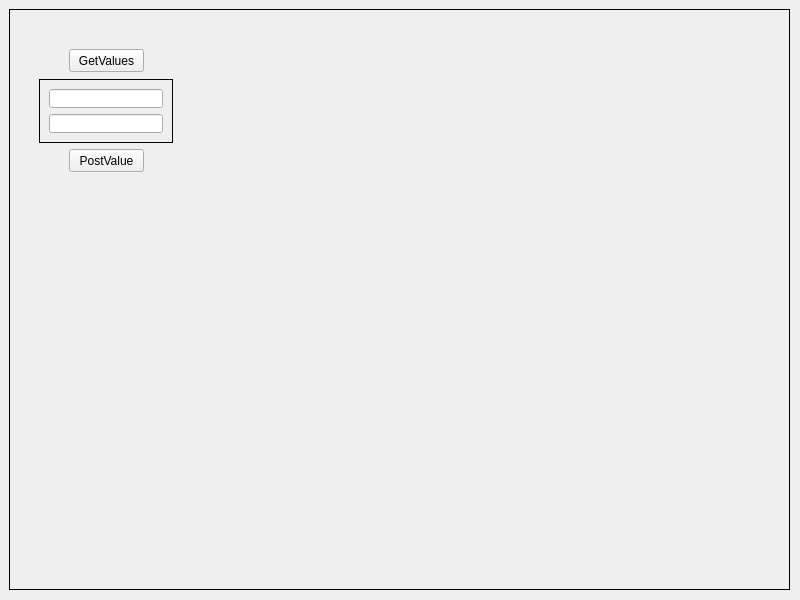
The window that DevKonsole.ui (nhatlam96/gui-xtraktor) describes before a commit, drawn with Qt 5.
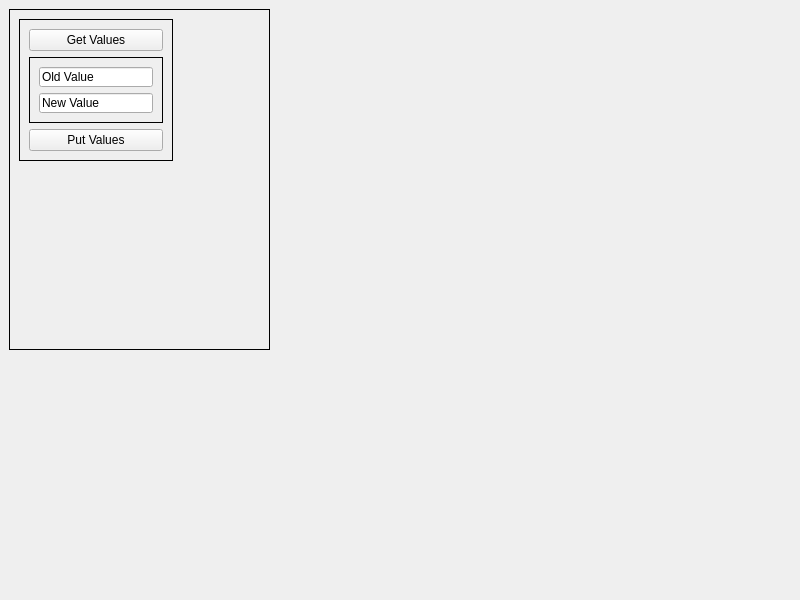
The same window after the commit.

Commit message: unbedeutend dev konsole...

Patch:
```diff
--- a/DevKonsole.ui
+++ b/DevKonsole.ui
@@ -19,8 +19,8 @@
      <rect>
       <x>9</x>
       <y>9</y>
-      <width>781</width>
-      <height>581</height>
+      <width>261</width>
+      <height>341</height>
      </rect>
     </property>
     <property name="frameShape">
@@ -29,39 +29,13 @@
     <property name="frameShadow">
      <enum>QFrame::Plain</enum>
     </property>
-    <widget class="QPushButton" name="pushButton">
+    <widget class="QFrame" name="frame_3">
      <property name="geometry">
       <rect>
-       <x>60</x>
-       <y>40</y>
-       <width>75</width>
-       <height>23</height>
-      </rect>
-     </property>
-     <property name="text">
-      <string>GetValues</string>
-     </property>
-    </widget>
-    <widget class="QPushButton" name="pushButton_2">
-     <property name="geometry">
-      <rect>
-       <x>60</x>
-       <y>140</y>
-       <width>75</width>
-       <height>23</height>
-      </rect>
-     </property>
-     <property name="text">
-      <string>PostValue</string>
-     </property>
-    </widget>
-    <widget class="QFrame" name="frame_2">
-     <property name="geometry">
-      <rect>
-       <x>30</x>
-       <y>70</y>
-       <width>134</width>
-       <height>64</height>
+       <x>10</x>
+       <y>10</y>
+       <width>154</width>
+       <height>142</height>
       </rect>
      </property>
      <property name="frameShape">
@@ -70,12 +44,46 @@
      <property name="frameShadow">
       <enum>QFrame::Plain</enum>
      </property>
-     <layout class="QVBoxLayout" name="verticalLayout">
+     <layout class="QVBoxLayout" name="verticalLayout_2">
       <item>
-       <widget class="QLineEdit" name="lineEdit"/>
+       <widget class="QPushButton" name="pushButton">
+        <property name="text">
+         <string>Get Values</string>
+        </property>
+       </widget>
       </item>
       <item>
-       <widget class="QLineEdit" name="lineEdit_2"/>
+       <widget class="QFrame" name="frame_2">
+        <property name="frameShape">
+         <enum>QFrame::Box</enum>
+        </property>
+        <property name="frameShadow">
+         <enum>QFrame::Plain</enum>
+        </property>
+        <layout class="QVBoxLayout" name="verticalLayout">
+         <item>
+          <widget class="QLineEdit" name="lineEdit">
+           <property name="text">
+            <string>Old Value</string>
+           </property>
+          </widget>
+         </item>
+         <item>
+          <widget class="QLineEdit" name="lineEdit_2">
+           <property name="text">
+            <string>New Value</string>
+           </property>
+          </widget>
+         </item>
+        </layout>
+       </widget>
+      </item>
+      <item>
+       <widget class="QPushButton" name="pushButton_2">
+        <property name="text">
+         <string>Put Values</string>
+        </property>
+       </widget>
       </item>
      </layout>
     </widget>
```
